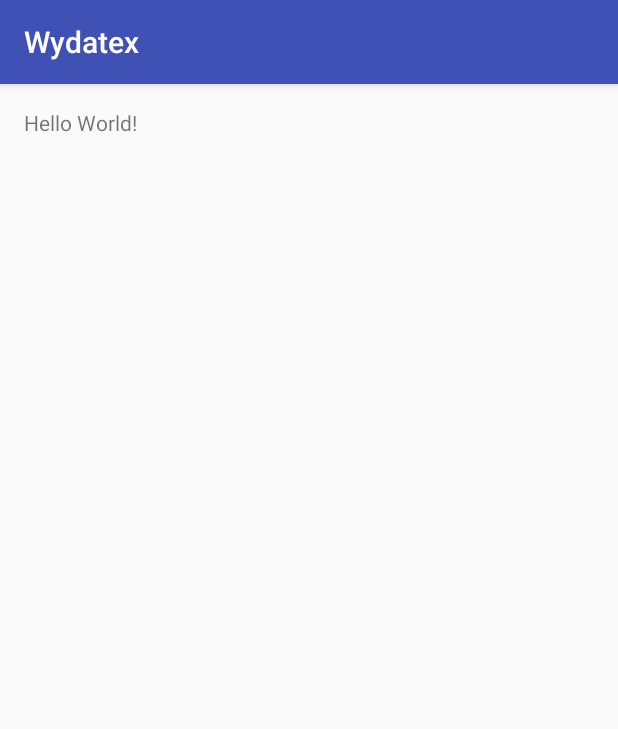
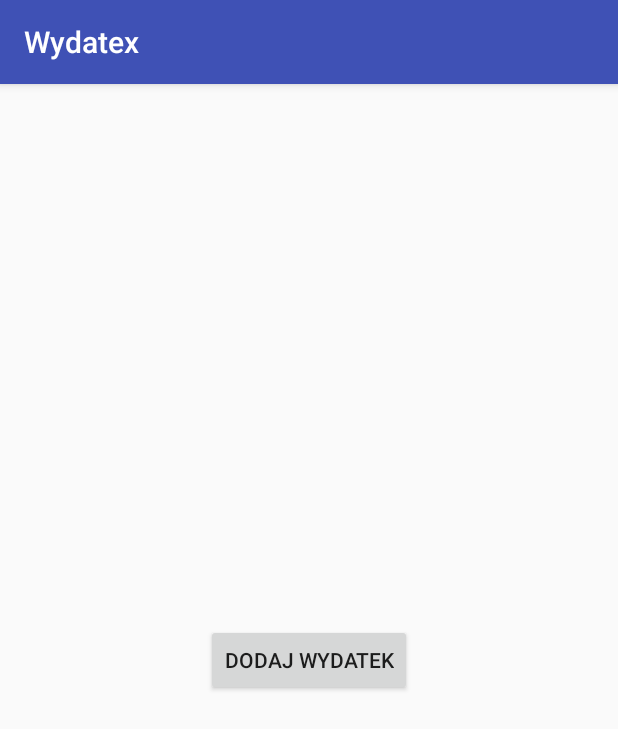
Before and after one commit to MarcinLewczyk/AndroidTutorial, an Android app: the screen it shows after launch (MainActivity), on a phone screen of 412 x 824 dp. Shown: the top 729 px of the screen. Run offline under Robolectric (Android 15) with nearby library versions, the phone set to English and light mode, and no system bars.

Commit message:
Dodanie kontrolek i layoutu

```diff
--- a/app/src/main/res/layout/activity_main.xml
+++ b/app/src/main/res/layout/activity_main.xml
@@ -10,8 +10,11 @@
     android:paddingTop="@dimen/activity_vertical_margin"
     tools:context="pl.javastart.wydatex.MainActivity">
 
-    <TextView
+
+    <Button
+        android:text="@string/add_expense"
         android:layout_width="wrap_content"
         android:layout_height="wrap_content"
-        android:text="Hello World!" />
+        android:layout_centerInParent="true"
+        android:id="@+id/button" />
 </RelativeLayout>
--- a/app/src/main/res/values/strings.xml
+++ b/app/src/main/res/values/strings.xml
@@ -1,3 +1,4 @@
 <resources>
     <string name="app_name">Wydatex</string>
+    <string name="add_expense">Dodaj wydatek</string>
 </resources>
```
Also changed, not shown: app/src/main/res/layout/activity_expense.xml (added, +43 -0 lines), 1 other file.
